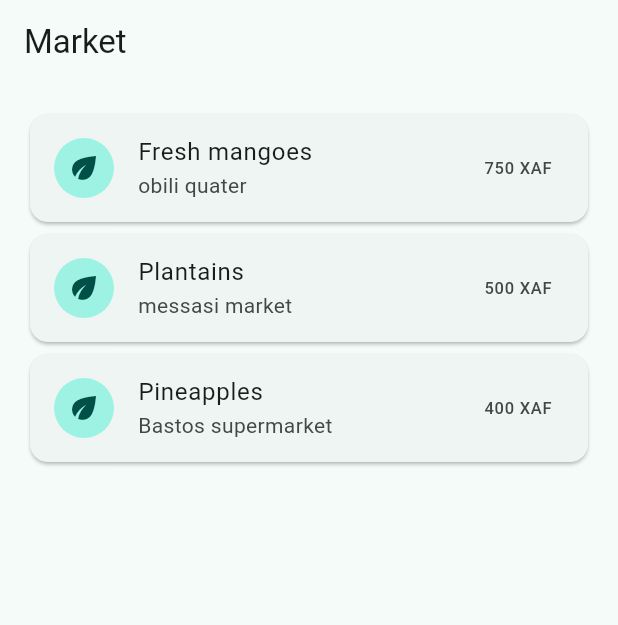
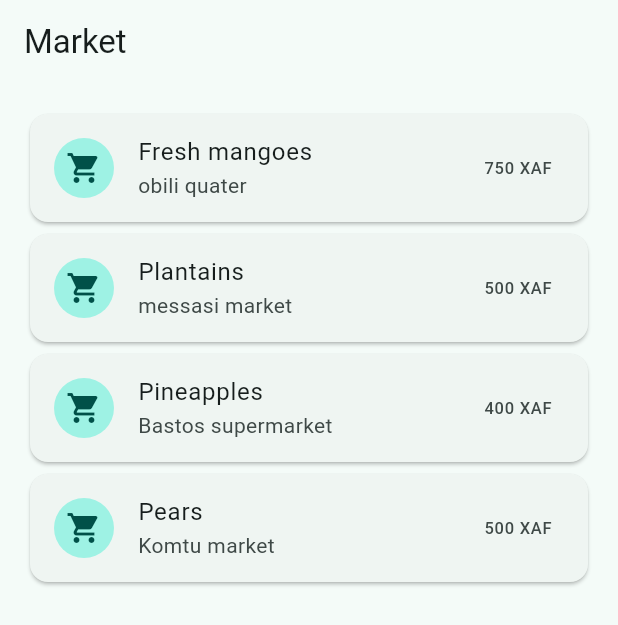
Before and after one commit to techgirl911/flutter_application_1, a Flutter app: the screen it shows after launch, on a phone screen of 412 x 824 dp. Shown: the top 625 px of the screen. Run offline on Flutter 3.47's test engine with Material 3 defaults, Android fonts, the phone set to English and light mode, and no system bars.

Commit message:
added fourth item and changed icon to that of a shopping cart

```diff
--- a/lib/main.dart
+++ b/lib/main.dart
@@ -34,6 +34,7 @@ class ItemListScreen extends StatelessWidget {
       Item('Fresh mangoes', 'obili quater', 750),
       Item('Plantains', 'messasi market', 500),
       Item('Pineapples', 'Bastos supermarket', 400),
+      Item('Pears', 'Komtu market', 500),
     ];
 
     return Scaffold(
@@ -45,7 +46,7 @@ class ItemListScreen extends StatelessWidget {
           final item = items[index];
           return Card(
             child: ListTile(
-              leading: const CircleAvatar(child: Icon(Icons.eco)),
+              leading: const CircleAvatar(child: Icon(Icons.shopping_cart)),
               title: Text(item.name),
               subtitle: Text(item.detail),
               trailing: Text('${item.price} XAF'),
```
